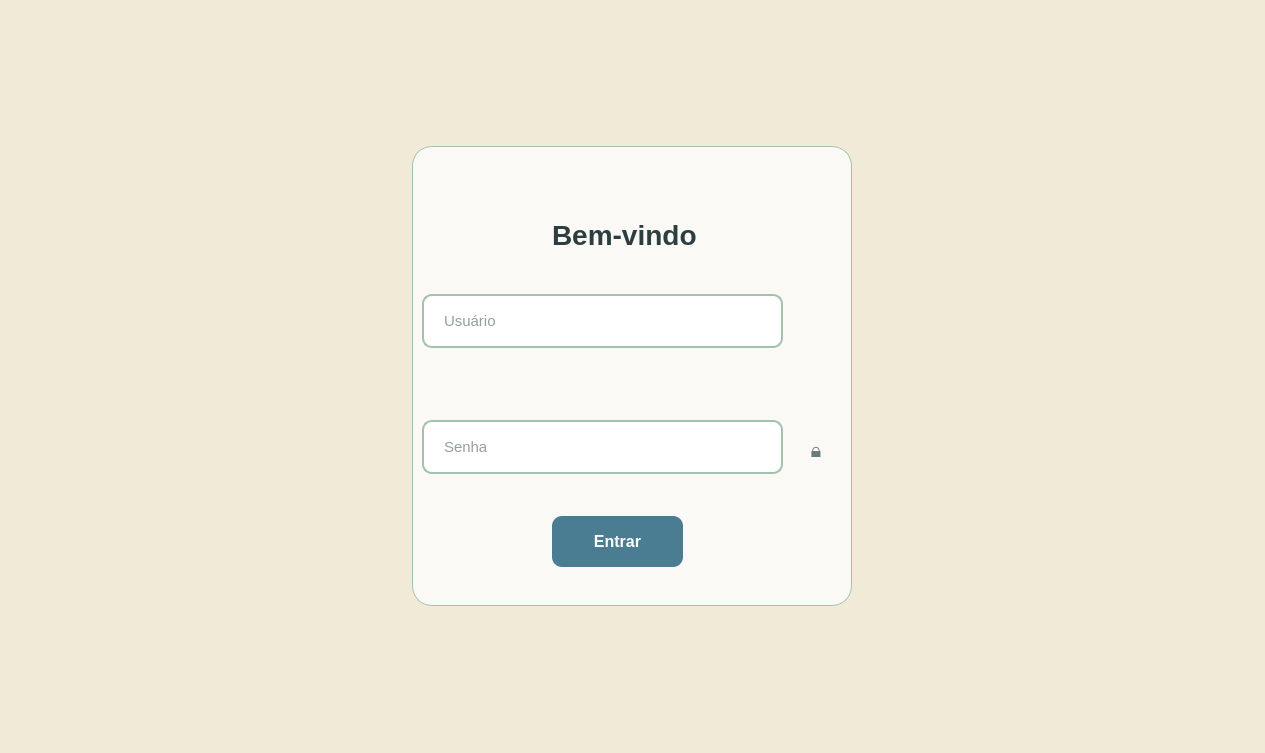
Before: the Qt Designer form SISPE/uis/login.ui in Samuenpd/SISPE, drawn with Qt 5.
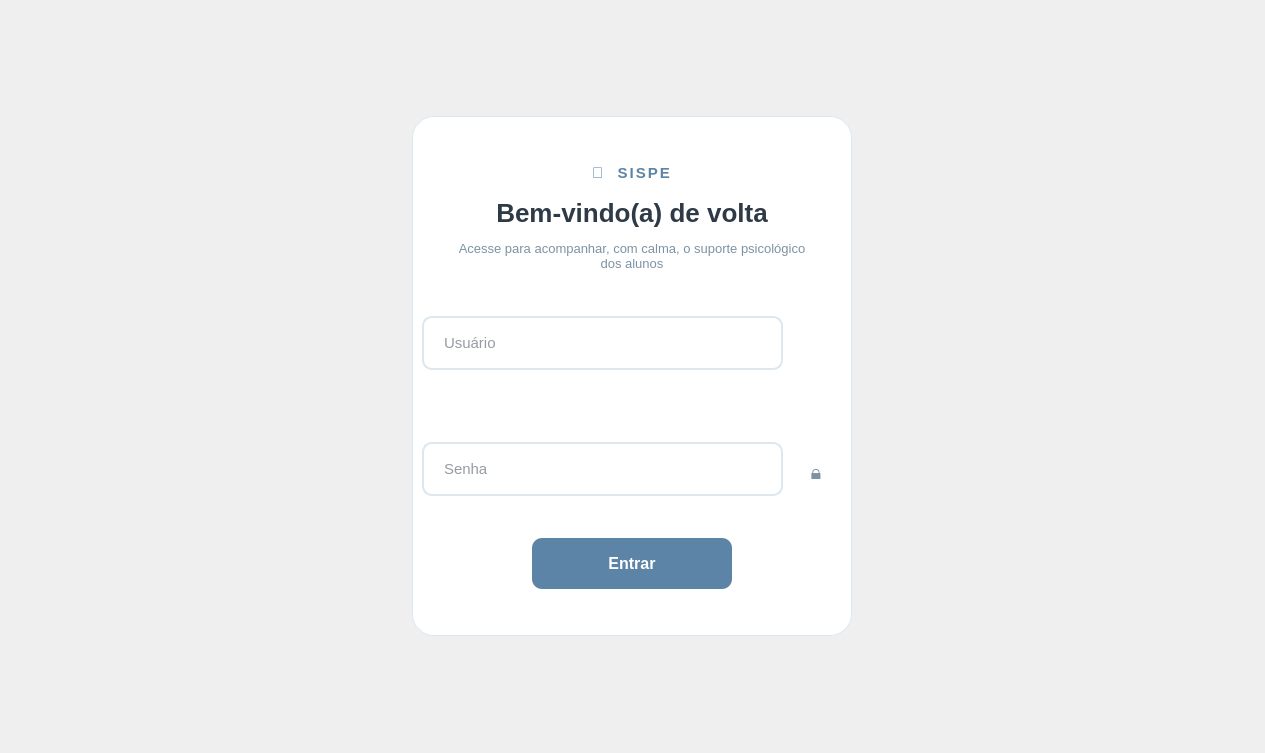
After: the same form once the commit is applied.

Patch:
```diff
--- a/SISPE/uis/login.ui
+++ b/SISPE/uis/login.ui
@@ -15,8 +15,9 @@
   </property>
   <property name="styleSheet">
    <string notr="true">QMainWindow {
-     background-color: #F0EAD6;
-     font-family: 'Segoe UI', -apple-system, BlinkMacSystemFont, sans-serif;
+     background: qlineargradient(x1:0, y1:0, x2:1, y2:1, 
+     stop:0 #EAF2F8, stop:1 #F6FAFC);
+     font-family: 'Segoe UI', 'Nunito Sans', -apple-system, BlinkMacSystemFont, sans-serif;
    }</string>
   </property>
   <widget class="QWidget" name="centralwidget">
@@ -47,52 +48,104 @@
       <property name="maximumSize">
        <size>
         <width>440</width>
-        <height>460</height>
+        <height>520</height>
        </size>
       </property>
       <property name="styleSheet">
        <string notr="true">#cardLogin {
-         background: #FAF9F6;
-         border: 1px solid #A3C1AD;
-         border-radius: 20px;
+         background: #FFFFFF;
+         border: 1px solid #DCE7F0;
+         border-radius: 22px;
        }</string>
       </property>
+      <widget class="QLabel" name="labelMarca">
+       <property name="geometry">
+        <rect>
+         <x>0</x>
+         <y>44</y>
+         <width>440</width>
+         <height>26</height>
+        </rect>
+       </property>
+       <property name="styleSheet">
+        <string notr="true">QLabel {
+            color: #5B84A6;
+            font-size: 15px;
+            font-weight: 700;
+            letter-spacing: 2px;
+          }</string>
+       </property>
+       <property name="alignment">
+        <set>Qt::AlignmentFlag::AlignCenter</set>
+       </property>
+       <property name="text">
+        <string>🧭  SISPE</string>
+       </property>
+      </widget>
       <widget class="QLabel" name="labelTitulo">
        <property name="geometry">
         <rect>
-         <x>140</x>
-         <y>70</y>
-         <width>145</width>
+         <x>0</x>
+         <y>78</y>
+         <width>440</width>
          <height>38</height>
         </rect>
        </property>
        <property name="styleSheet">
         <string notr="true">QLabel {
-            color: #2C3E40;
-            font-size: 28px;
+            color: #2E3A46;
+            font-size: 26px;
             font-weight: 700;
           }</string>
        </property>
+       <property name="alignment">
+        <set>Qt::AlignmentFlag::AlignCenter</set>
+       </property>
        <property name="text">
-        <string>Bem-vindo</string>
+        <string>Bem-vindo(a) de volta</string>
+       </property>
+      </widget>
+      <widget class="QLabel" name="labelSubtitulo">
+       <property name="geometry">
+        <rect>
+         <x>40</x>
+         <y>120</y>
+         <width>360</width>
+         <height>40</height>
+        </rect>
+       </property>
+       <property name="styleSheet">
+        <string notr="true">QLabel {
+            color: #7C93A3;
+            font-size: 13px;
+          }</string>
+       </property>
+       <property name="alignment">
+        <set>Qt::AlignmentFlag::AlignCenter</set>
+       </property>
+       <property name="wordWrap">
+        <bool>true</bool>
+       </property>
+       <property name="text">
+        <string>Acesse para acompanhar, com calma, o suporte psicológico dos alunos</string>
        </property>
       </widget>
       <widget class="QLineEdit" name="inputUsuario">
        <property name="geometry">
         <rect>
          <x>10</x>
-         <y>148</y>
+         <y>200</y>
          <width>361</width>
          <height>54</height>
         </rect>
        </property>
        <property name="styleSheet">
         <string notr="true">QLineEdit {
-            border: 2px solid #A3C1AD;
+            border: 2px solid #DCE7F0;
             border-radius: 10px;
             padding: 14px 18px;
             background-color: #FFFFFF;
-            color: #2C3E40;
+            color: #2E3A46;
             font-size: 15px;
           }
           QLineEdit:focus {
@@ -100,7 +153,7 @@
             background-color: #FAF9F6;
           }
           QLineEdit::placeholder {
-            color: #95A5A6;
+            color: #A9BAC7;
           }</string>
        </property>
        <property name="placeholderText">
@@ -110,9 +163,9 @@
       <widget class="QPushButton" name="bntContinuar">
        <property name="geometry">
         <rect>
-         <x>140</x>
-         <y>370</y>
-         <width>131</width>
+         <x>120</x>
+         <y>422</y>
+         <width>200</width>
          <height>51</height>
         </rect>
        </property>
@@ -124,7 +177,7 @@
        </property>
        <property name="styleSheet">
         <string notr="true">QPushButton {
-            background-color: #4A7C92;
+            background-color: #5B84A6;
             color: white;
             border: none;
             border-radius: 10px;
@@ -147,18 +200,18 @@
        <property name="geometry">
         <rect>
          <x>10</x>
-         <y>274</y>
+         <y>326</y>
          <width>361</width>
          <height>54</height>
         </rect>
        </property>
        <property name="styleSheet">
         <string notr="true">QLineEdit {
-              border: 2px solid #A3C1AD;
+              border: 2px solid #DCE7F0;
               border-radius: 10px;
               padding: 14px 18px;
               background-color: #FFFFFF;
-              color: #2C3E40;
+              color: #2E3A46;
               font-size: 15px;
             }
             QLineEdit:focus {
@@ -166,7 +219,7 @@
               background-color: #FAF9F6;
             }
             QLineEdit::placeholder {
-              color: #95A5A6;
+              color: #A9BAC7;
             }</string>
        </property>
        <property name="echoMode">
@@ -180,7 +233,7 @@
        <property name="geometry">
         <rect>
          <x>380</x>
-         <y>280</y>
+         <y>332</y>
          <width>48</width>
          <height>48</height>
         </rect>
@@ -201,7 +254,7 @@
         <string notr="true">QPushButton {
               border: none;
               background: transparent;
-              color: #6B7B7D;
+              color: #7C93A3;
               font-size: 20px;
               padding: 0px;
             }
```
Left out of the diff: 14 changed lines with no effect on the pictures.
